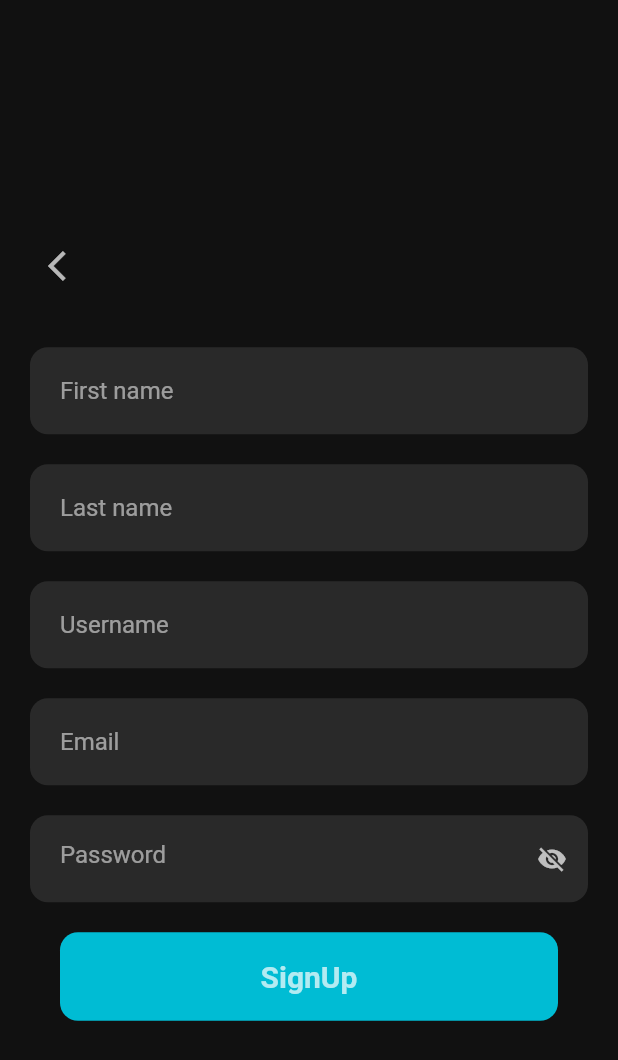
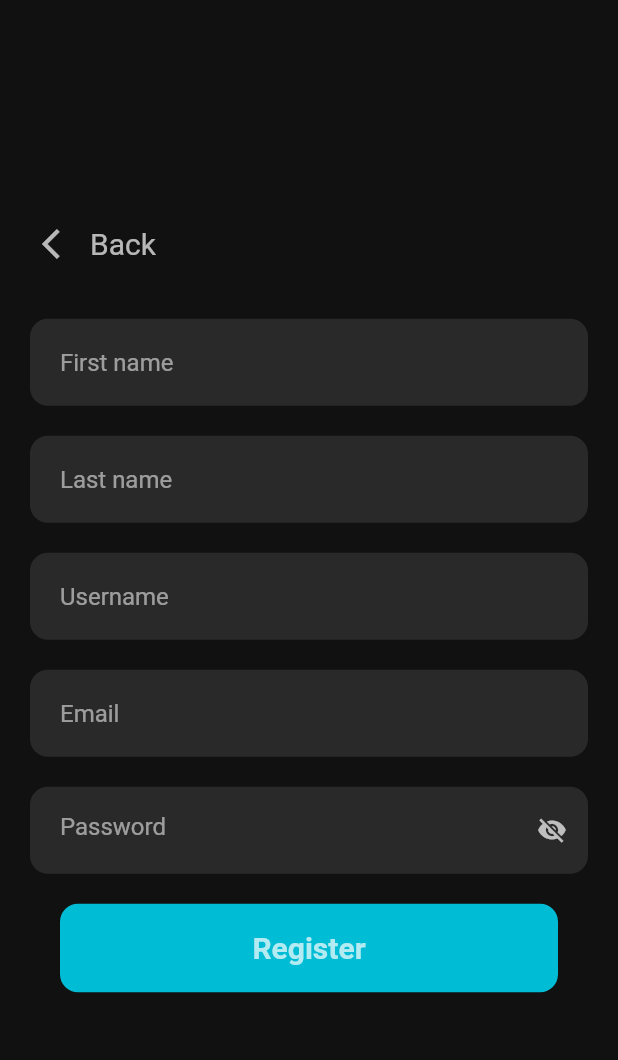
Before and after one commit to Anurag-Bharati/RootNodeApp, a Flutter app: the screen it shows after launch, after a tap on "Login", after a tap on "Register", on a phone screen of 412 x 824 dp. Shown: the top 1060 px of the screen. Run offline on Flutter 3.47's test engine with Material 2 defaults, Android fonts, the phone set to English and light mode, and no system bars; our stand-ins replace boxicons, google_nav_bar, like_button, objectbox; generated files the repository leaves out were written again.

Commit message:
Revise & Redid the widget tree of login and register screen

```diff
--- a/lib/screen/login_screen.dart
+++ b/lib/screen/login_screen.dart
@@ -28,6 +28,7 @@ class _LoginScreenState extends State<LoginScreen> {
         backgroundColor: x,
         content: Text(message),
         duration: const Duration(milliseconds: 1500),
+        margin: const EdgeInsets.all(20),
         action: dismissable
             ? SnackBarAction(
                 label: "OK",
@@ -63,14 +64,18 @@ class _LoginScreenState extends State<LoginScreen> {
       body: SafeArea(
         child: SizedBox(
           height: double.infinity,
-          child: Center(
-            child: SingleChildScrollView(
+          width: double.infinity,
+          child: CustomScrollView(
               controller: _scrollController,
-              physics: null,
+              scrollDirection: Axis.vertical,
+              slivers: [
+                SliverFillRemaining(
+                  hasScrollBody: false,
                   child: Form(
                     key: _globalkey,
                     child: Column(
                       crossAxisAlignment: CrossAxisAlignment.stretch,
+                      mainAxisAlignment: MainAxisAlignment.center,
                       children: [
                         // SizedBox(
                         //   height: 300,
@@ -80,7 +85,7 @@ class _LoginScreenState extends State<LoginScreen> {
                         // ),
                         Container(
                           padding: const EdgeInsets.all(20),
-                      margin: const EdgeInsets.only(bottom: 20),
+                          margin: const EdgeInsets.only(bottom: 40),
                           child: const RootNodeTextLogo(),
                         ),
                         RootNodeTextField(
@@ -103,7 +108,8 @@ class _LoginScreenState extends State<LoginScreen> {
                           margin: const EdgeInsets.symmetric(
                               horizontal: 40, vertical: 10),
                           child: TextButton(
-                        style: const ButtonStyle(alignment: Alignment.center),
+                            style:
+                                const ButtonStyle(alignment: Alignment.center),
                             onPressed: () async {
                               FocusScope.of(context).unfocus();
                               if (_globalkey.currentState!.validate()) {
@@ -114,10 +120,8 @@ class _LoginScreenState extends State<LoginScreen> {
                                   _passwordFieldController.text,
                                 );
                                 if (res == null) {
-                              _showSnackBar(
-                                  "Invalid email or password! Please try Again.",
-                                  Colors.red[400]!,
-                                  true);
+                                  _showSnackBar("Invalid email or password",
+                                      Colors.red[400]!, true);
                                   return;
                                 }
                                 Future.delayed(
@@ -148,16 +152,16 @@ class _LoginScreenState extends State<LoginScreen> {
                           ),
                         ),
                         Padding(
-                      padding:
-                          const EdgeInsets.only(left: 20, right: 20, top: 10),
+                          padding: const EdgeInsets.only(
+                              left: 20, right: 20, top: 10),
                           child: Wrap(
                             alignment: WrapAlignment.center,
                             crossAxisAlignment: WrapCrossAlignment.center,
                             children: [
                               const Text(
                                 "Don't have account?",
-                            style:
-                                TextStyle(color: Colors.white70, fontSize: 16),
+                                style: TextStyle(
+                                    color: Colors.white70, fontSize: 16),
                               ),
                               TextButton(
                                   onPressed: (() {
@@ -169,8 +173,8 @@ class _LoginScreenState extends State<LoginScreen> {
                                   }),
                                   child: const Text(
                                     "Register",
-                                style:
-                                    TextStyle(color: Colors.cyan, fontSize: 16),
+                                    style: TextStyle(
+                                        color: Colors.cyan, fontSize: 16),
                                   )),
                             ],
                           ),
@@ -179,7 +183,7 @@ class _LoginScreenState extends State<LoginScreen> {
                     ),
                   ),
                 ),
-          ),
+              ]),
         ),
       ),
     );
--- a/lib/screen/register_screen.dart
+++ b/lib/screen/register_screen.dart
@@ -29,6 +29,7 @@ class _RegisterScreenState extends State<RegisterScreen> {
         backgroundColor: x,
         content: Text(message),
         duration: const Duration(milliseconds: 1500),
+        margin: const EdgeInsets.all(20),
         action: dismissable
             ? SnackBarAction(
                 label: "OK",
@@ -46,6 +47,7 @@ class _RegisterScreenState extends State<RegisterScreen> {
         elevation: 0,
         behavior: SnackBarBehavior.floating,
         backgroundColor: status > 0 ? Colors.green : Colors.red,
+        margin: const EdgeInsets.all(20),
         content: status > 0
             ? const Text("Registered Successfully!")
             : const Text("Something went wrong!"),
@@ -93,26 +95,46 @@ class _RegisterScreenState extends State<RegisterScreen> {
     return Scaffold(
       backgroundColor: const Color(0xFF111111),
       body: SafeArea(
-        child: SizedBox(
+        child: Container(
+          alignment: Alignment.center,
           height: double.infinity,
+          child: CustomScrollView(
+            scrollDirection: Axis.vertical,
+            controller: _scrollController,
+            slivers: [
+              SliverFillRemaining(
+                hasScrollBody: false,
                 child: Form(
                   key: _globalkey,
-            child: Center(
-              child: SingleChildScrollView(
                   child: Column(
+                    mainAxisAlignment: MainAxisAlignment.center,
                     crossAxisAlignment: CrossAxisAlignment.stretch,
                     children: [
                       Container(
                         padding: const EdgeInsets.all(20),
                         alignment: Alignment.topLeft,
-                      child: IconButton(
-                          highlightColor: Colors.transparent,
-                          splashColor: Colors.transparent,
-                          onPressed: () => _backToLogin(context, null),
-                          icon: const Icon(
+                        child: GestureDetector(
+                          onTap: () => _backToLogin(context, null),
+                          child: Wrap(
+                            crossAxisAlignment: WrapCrossAlignment.center,
+                            children: const [
+                              Padding(
+                                padding: EdgeInsets.all(8.0),
+                                child: Icon(
                                   Icons.arrow_back_ios,
                                   color: Colors.white70,
-                          )),
+                                ),
+                              ),
+                              Text(
+                                "Back",
+                                style: TextStyle(
+                                  color: Colors.white70,
+                                  fontSize: 20,
+                                ),
+                              )
+                            ],
+                          ),
+                        ),
                       ),
                       RootNodeTextField(
                         controller: _fnameFieldController,
@@ -149,8 +171,8 @@ class _RegisterScreenState extends State<RegisterScreen> {
                           borderRadius: BorderRadius.circular(12),
                           color: Colors.cyan,
                         ),
-                      margin: const EdgeInsets.symmetric(
-                          horizontal: 40, vertical: 10),
+                        margin: const EdgeInsets.only(
+                            left: 40, right: 40, top: 10, bottom: 40),
                         child: TextButton(
                           style: const ButtonStyle(alignment: Alignment.center),
                           onPressed: () {
@@ -165,7 +187,7 @@ class _RegisterScreenState extends State<RegisterScreen> {
                           child: const Padding(
                             padding: EdgeInsets.all(10),
                             child: Text(
-                            'SignUp',
+                              'Register',
                               style: TextStyle(
                                 fontSize: 20,
                                 color: Colors.white70,
@@ -178,7 +200,8 @@ class _RegisterScreenState extends State<RegisterScreen> {
                     ],
                   ),
                 ),
-            ),
+              )
+            ],
           ),
         ),
       ),
```
Lines whose indentation alone changed are shown as unchanged.
